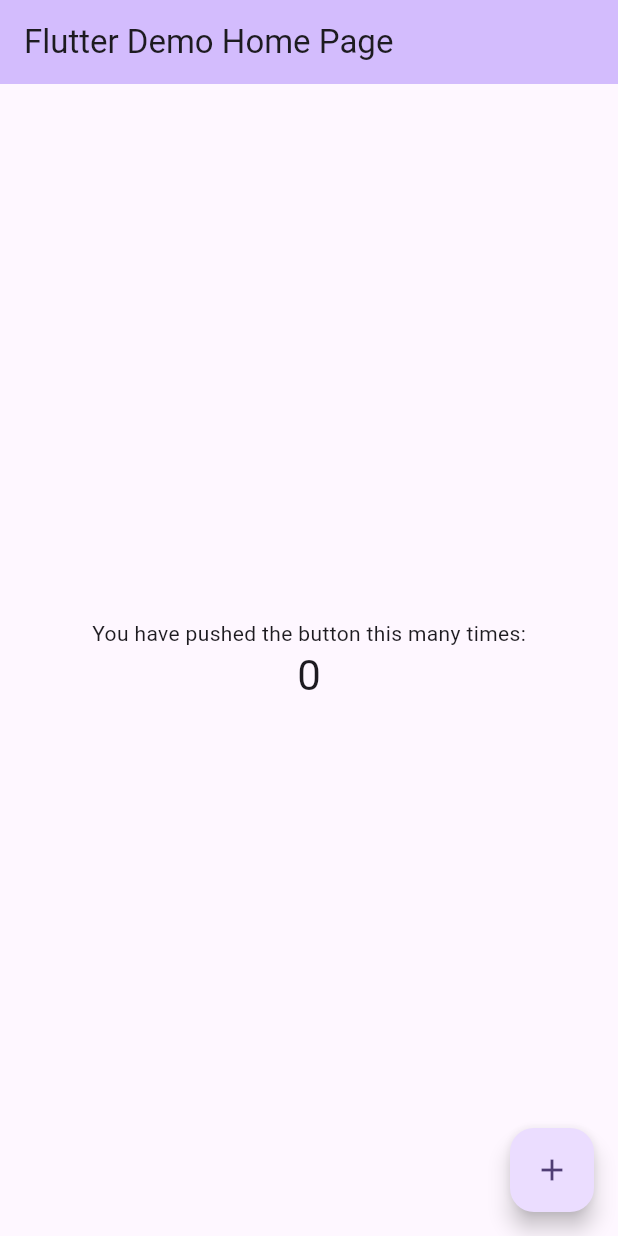
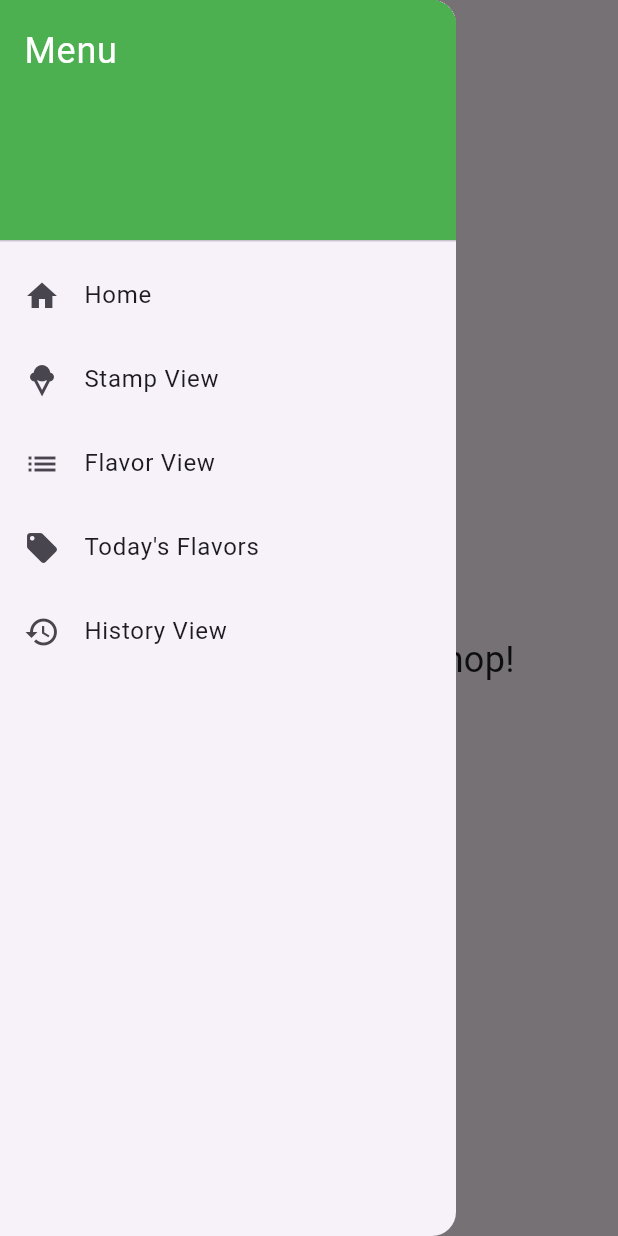
Before and after one commit to Daniel-Gray66/Almare-Gelato, a Flutter app: the screen it shows after launch, with the side drawer open (before the commit the screen has no drawer), on a phone screen of 412 x 824 dp. Run offline on Flutter 3.47's test engine with Material 3 defaults, Android fonts, the phone set to English and light mode, and no system bars.

Commit message:
Added some screen functionality and tried to outline the foundation for the app

```diff
--- a/almare_gelato/lib/main.dart
+++ b/almare_gelato/lib/main.dart
@@ -1,4 +1,6 @@
 import 'package:flutter/material.dart';
+import 'screens/home_screen.dart';
+
 
 void main() {
   runApp(const MyApp());
@@ -7,119 +9,12 @@
 class MyApp extends StatelessWidget {
   const MyApp({super.key});
 
-  // This widget is the root of your application.
   @override
   Widget build(BuildContext context) {
     return MaterialApp(
-      title: 'Flutter Demo',
-      theme: ThemeData(
-        // This is the theme of your application.
-        //
-        // TRY THIS: Try running your application with "flutter run". You'll see
-        // the application has a purple toolbar. Then, without quitting the app,
-        // try changing the seedColor in the colorScheme below to Colors.green
-        // and then invoke "hot reload" (save your changes or press the "hot
-        // reload" button in a Flutter-supported IDE, or press "r" if you used
-        // the command line to start the app).
-        //
-        // Notice that the counter didn't reset back to zero; the application
-        // state is not lost during the reload. To reset the state, use hot
-        // restart instead.
-        //
-        // This works for code too, not just values: Most code changes can be
-        // tested with just a hot reload.
-        colorScheme: ColorScheme.fromSeed(seedColor: Colors.deepPurple),
-        useMaterial3: true,
-      ),
-      home: const MyHomePage(title: 'Flutter Demo Home Page'),
+      title: 'Gelato Shop App',
+      theme: ThemeData(primarySwatch: Colors.green),
+      home: const HomeScreen(),
     );
   }
 }
-
-class MyHomePage extends StatefulWidget {
-  const MyHomePage({super.key, required this.title});
-
-  // This widget is the home page of your application. It is stateful, meaning
-  // that it has a State object (defined below) that contains fields that affect
-  // how it looks.
-
-  // This class is the configuration for the state. It holds the values (in this
-  // case the title) provided by the parent (in this case the App widget) and
-  // used by the build method of the State. Fields in a Widget subclass are
-  // always marked "final".
-
-  final String title;
-
-  @override
-  State<MyHomePage> createState() => _MyHomePageState();
-}
-
-class _MyHomePageState extends State<MyHomePage> {
-  int _counter = 0;
-
-  void _incrementCounter() {
-    setState(() {
-      // This call to setState tells the Flutter framework that something has
-      // changed in this State, which causes it to rerun the build method below
-      // so that the display can reflect the updated values. If we changed
-      // _counter without calling setState(), then the build method would not be
-      // called again, and so nothing would appear to happen.
-      _counter++;
-    });
-  }
-
-  @override
-  Widget build(BuildContext context) {
-    // This method is rerun every time setState is called, for instance as done
-    // by the _incrementCounter method above.
-    //
-    // The Flutter framework has been optimized to make rerunning build methods
-    // fast, so that you can just rebuild anything that needs updating rather
-    // than having to individually change instances of widgets.
-    return Scaffold(
-      appBar: AppBar(
-        // TRY THIS: Try changing the color here to a specific color (to
-        // Colors.amber, perhaps?) and trigger a hot reload to see the AppBar
-        // change color while the other colors stay the same.
-        backgroundColor: Theme.of(context).colorScheme.inversePrimary,
-        // Here we take the value from the MyHomePage object that was created by
-        // the App.build method, and use it to set our appbar title.
-        title: Text(widget.title),
-      ),
-      body: Center(
-        // Center is a layout widget. It takes a single child and positions it
-        // in the middle of the parent.
-        child: Column(
-          // Column is also a layout widget. It takes a list of children and
-          // arranges them vertically. By default, it sizes itself to fit its
-          // children horizontally, and tries to be as tall as its parent.
-          //
-          // Column has various properties to control how it sizes itself and
-          // how it positions its children. Here we use mainAxisAlignment to
-          // center the children vertically; the main axis here is the vertical
-          // axis because Columns are vertical (the cross axis would be
-          // horizontal).
-          //
-          // TRY THIS: Invoke "debug painting" (choose the "Toggle Debug Paint"
-          // action in the IDE, or press "p" in the console), to see the
-          // wireframe for each widget.
-          mainAxisAlignment: MainAxisAlignment.center,
-          children: <Widget>[
-            const Text(
-              'You have pushed the button this many times:',
-            ),
-            Text(
-              '$_counter',
-              style: Theme.of(context).textTheme.headlineMedium,
-            ),
-          ],
-        ),
-      ),
-      floatingActionButton: FloatingActionButton(
-        onPressed: _incrementCounter,
-        tooltip: 'Increment',
-        child: const Icon(Icons.add),
-      ), // This trailing comma makes auto-formatting nicer for build methods.
-    );
-  }
-}
--- /dev/null
+++ b/almare_gelato/lib/screens/home_screen.dart
@@ -0,0 +1,23 @@
+import 'package:flutter/material.dart';
+import '../widgets/customer_drawer.dart';
+
+
+class HomeScreen extends StatelessWidget {
+  const HomeScreen({super.key});
+
+  @override
+  Widget build(BuildContext context) {
+    return Scaffold(
+      appBar: AppBar(
+        title: const Text('Gelato Shop'),
+      ),
+      drawer: const CustomDrawer(),
+      body: const Center(
+        child: Text(
+          'Welcome to Gelato Shop!',
+          style: TextStyle(fontSize: 24),
+        ),
+      ),
+    );
+  }
+}
--- /dev/null
+++ b/almare_gelato/lib/widgets/customer_drawer.dart
@@ -0,0 +1,78 @@
+import 'package:flutter/material.dart';
+import '../screens/home_screen.dart';
+import '../screens/stamp_view_screen.dart';
+import '../screens/flavor_view_screen.dart';
+import '../screens/todays_flavors_screen.dart';
+import '../screens/history_view_screen.dart';
+
+class CustomDrawer extends StatelessWidget {
+  const CustomDrawer({super.key});
+
+  @override
+  Widget build(BuildContext context) {
+    return Drawer(
+      child: ListView(
+        padding: EdgeInsets.zero,
+        children: [
+          const DrawerHeader(
+            decoration: BoxDecoration(color: Colors.green),
+            child: Text(
+              'Menu',
+              style: TextStyle(fontSize: 24, color: Colors.white),
+            ),
+          ),
+          ListTile(
+            leading: const Icon(Icons.home),
+            title: const Text('Home'),
+            onTap: () {
+              Navigator.pushReplacement(
+                context,
+                MaterialPageRoute(builder: (context) => const HomeScreen()),
+              );
+            },
+          ),
+          ListTile(
+            leading: const Icon(Icons.icecream),
+            title: const Text('Stamp View'),
+            onTap: () {
+              Navigator.push(
+                context,
+                MaterialPageRoute(builder: (context) => const StampViewScreen()),
+              );
+            },
+          ),
+          ListTile(
+            leading: const Icon(Icons.list),
+            title: const Text('Flavor View'),
+            onTap: () {
+              Navigator.push(
+                context,
+                MaterialPageRoute(builder: (context) => const FlavorViewScreen()),
+              );
+            },
+          ),
+          ListTile(
+            leading: const Icon(Icons.local_offer),
+            title: const Text("Today's Flavors"),
+            onTap: () {
+              Navigator.push(
+                context,
+                MaterialPageRoute(builder: (context) => const TodaysFlavorsScreen()),
+              );
+            },
+          ),
+          ListTile(
+            leading: const Icon(Icons.history),
+            title: const Text('History View'),
+            onTap: () {
+              Navigator.push(
+                context,
+                MaterialPageRoute(builder: (context) => const HistoryViewScreen()),
+              );
+            },
+          ),
+        ],
+      ),
+    );
+  }
+}
```
Also changed, not shown: almare_gelato/Application/main.dart (deleted, +0 -15 lines), almare_gelato/lib/screens/flavor_view_screen.dart (added, +53 -0 lines), almare_gelato/lib/screens/history_view_screen.dart (added, +45 -0 lines), almare_gelato/lib/screens/stamp_view_screen.dart (added, +29 -0 lines), almare_gelato/lib/screens/todays_flavors_screen.dart (added, +61 -0 lines).
